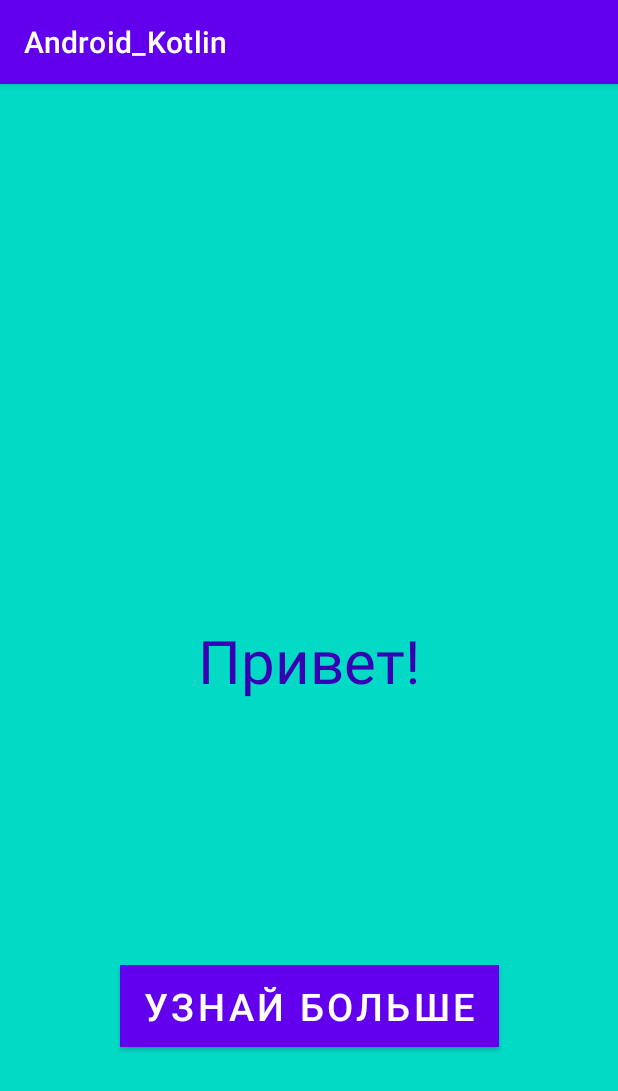
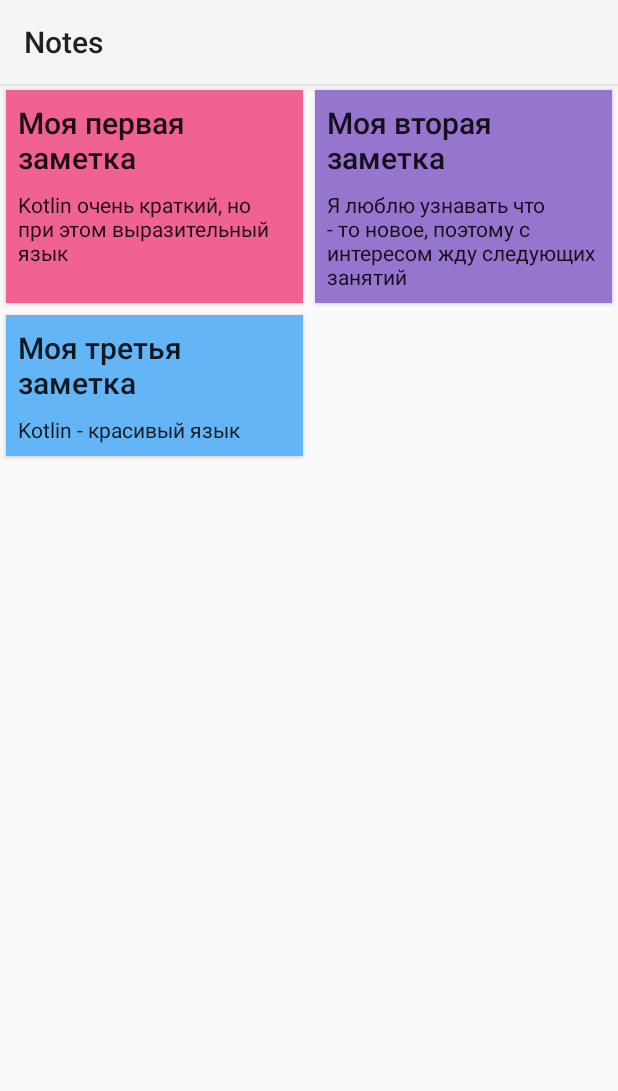
Before and after one commit to elka74/Android_Kotlin, an Android app: the screen it shows after launch (MainActivity), on a phone screen of 412 x 824 dp. Shown: the top 1091 px of the screen. Run offline under Robolectric (Android 15) with nearby library versions, the phone set to English and light mode, and no system bars.

Commit message:
homework for the second lesson

```diff
--- a/app/src/main/AndroidManifest.xml
+++ b/app/src/main/AndroidManifest.xml
@@ -3,13 +3,13 @@
     package="com.example.android_kotlin">
 
     <application
-        android:allowBackup="true"
         android:icon="@mipmap/ic_launcher"
         android:label="@string/app_name"
         android:roundIcon="@mipmap/ic_launcher_round"
-        android:supportsRtl="true"
-        android:theme="@style/Theme.Android_Kotlin">
-        <activity android:name=".MainActivity">
+        android:supportsRtl="true">
+        <activity
+            android:name=".ui.main.MainActivity"
+            android:theme="@style/Theme.AppCompat.Light.NoActionBar">
             <intent-filter>
                 <action android:name="android.intent.action.MAIN" />
 
--- a/app/src/main/java/com/example/android_kotlin/MainActivity.kt
+++ /dev/null
@@ -1,22 +0,0 @@
-package com.example.android_kotlin
-
-import android.annotation.SuppressLint
-import androidx.appcompat.app.AppCompatActivity
-import android.os.Bundle
-import android.widget.Button
-import android.widget.TextView
-
-class MainActivity : AppCompatActivity() {
-    @SuppressLint("SetTextI18n")
-    override fun onCreate(savedInstanceState: Bundle?) {
-        super.onCreate(savedInstanceState)
-        setContentView(R.layout.activity_main)
-        val text:TextView = findViewById(R.id.text)
-        val button = findViewById<Button>(R.id.button)
-
-        button.setOnClickListener {
-            (text).setText(R.string.kotlin)
-        }
-
-    }
-}
--- /dev/null
+++ b/app/src/main/java/com/example/android_kotlin/data/model/Note.kt
@@ -0,0 +1,3 @@
+package com.example.android_kotlin.data.model
+
+class Note(val title:String, val note: String, val color: Int)
--- /dev/null
+++ b/app/src/main/java/com/example/android_kotlin/data/model/Repository.kt
@@ -0,0 +1,17 @@
+package com.example.android_kotlin.data.model
+
+import com.example.android_kotlin.data.model.Note
+
+object Repository{
+    val notes: List<Note> = listOf(
+        Note("Моя первая заметка",
+            "Kotlin очень краткий, но при этом выразительный язык",
+            0xfff06292.toInt()),
+        Note("Моя вторая заметка",
+            "Я люблю узнавать что - то новое, поэтому с интересом жду следующих занятий",
+            0xff9575cd.toInt()),
+        Note("Моя третья заметка",
+            "Kotlin - красивый язык",
+            0xff64b5f6.toInt()),
+    )
+    }
--- /dev/null
+++ b/app/src/main/java/com/example/android_kotlin/ui/main/MainActivity.kt
@@ -0,0 +1,30 @@
+package com.example.android_kotlin.ui.main
+
+import android.os.Bundle
+import androidx.appcompat.app.AppCompatActivity
+import androidx.lifecycle.Observer
+import androidx.lifecycle.ViewModelProviders
+import com.example.android_kotlin.R
+import com.example.android_kotlin.databinding.ActivityMainBinding
+
+class MainActivity : AppCompatActivity() {
+    lateinit var ui:ActivityMainBinding
+    lateinit var viewModel: MainViewModel
+    lateinit var adapter: MainAdapter
+
+    override fun onCreate(savedInstanceState: Bundle?) {
+        super.onCreate(savedInstanceState)
+        ui = ActivityMainBinding.inflate(layoutInflater)
+        setContentView(ui.root)
+        setSupportActionBar(ui.toolbar)
+
+        viewModel = ViewModelProviders.of(this).get(MainViewModel::class.java)
+        adapter = MainAdapter()
+        ui.mainRecycler.adapter = adapter
+
+        viewModel.viewState().observe(this, Observer<MainViewState> { t ->
+            t?.let { adapter.notes = it.notes }
+        })
+
+    }
+}
--- /dev/null
+++ b/app/src/main/java/com/example/android_kotlin/ui/main/MainAdapter.kt
@@ -0,0 +1,42 @@
+package com.example.android_kotlin.ui.main
+
+import android.view.LayoutInflater
+import android.view.View
+import android.view.ViewGroup
+import android.widget.TextView
+import androidx.recyclerview.widget.RecyclerView
+import com.example.android_kotlin.R
+import com.example.android_kotlin.data.model.Note
+import com.example.android_kotlin.databinding.ItemNoteBinding
+
+class MainAdapter : RecyclerView.Adapter<NoteViewHolder>() {
+    var notes: List<Note> = listOf()
+        set(value) {
+            field = value
+            notifyDataSetChanged()
+        }
+
+    override fun onCreateViewHolder(parent: ViewGroup, viewType: Int): NoteViewHolder {
+        val inflater = LayoutInflater.from(parent.context)
+        val view = inflater.inflate(R.layout.item_note, parent, false)
+        return NoteViewHolder(view)
+    }
+
+    override fun onBindViewHolder(holder: NoteViewHolder, position: Int): Unit {
+        holder.bind(notes[position])
+    }
+
+    override fun getItemCount() = notes.size
+}
+
+class NoteViewHolder(itemView: View) : RecyclerView.ViewHolder(itemView) {
+    val ui:ItemNoteBinding = ItemNoteBinding.bind(itemView)
+
+    fun bind(note: Note) {
+        with(note) {
+            ui.title.text = this.title
+            ui.body.text = this.note
+            itemView.setBackgroundColor(note.color)
+        }
+    }
+}
--- /dev/null
+++ b/app/src/main/java/com/example/android_kotlin/ui/main/MainViewModel.kt
@@ -0,0 +1,16 @@
+package com.example.android_kotlin.ui.main
+
+import androidx.lifecycle.LiveData
+import androidx.lifecycle.MutableLiveData
+import androidx.lifecycle.ViewModel
+import com.example.android_kotlin.data.model.Repository
+
+class MainViewModel : ViewModel() {
+    private val viewStateLiveData: MutableLiveData<MainViewState> = MutableLiveData()
+
+    init {
+        viewStateLiveData.value = MainViewState(Repository.notes)
+    }
+
+    fun viewState(): LiveData<MainViewState> = viewStateLiveData
+}
--- /dev/null
+++ b/app/src/main/java/com/example/android_kotlin/ui/main/MainViewState.kt
@@ -0,0 +1,5 @@
+package com.example.android_kotlin.ui.main
+
+import com.example.android_kotlin.data.model.Note
+
+class MainViewState(val notes: List<Note>)
--- a/app/src/main/res/layout/activity_main.xml
+++ b/app/src/main/res/layout/activity_main.xml
@@ -1,36 +1,33 @@
 <?xml version="1.0" encoding="utf-8"?>
-<androidx.constraintlayout.widget.ConstraintLayout xmlns:android="http://schemas.android.com/apk/res/android"
+<androidx.coordinatorlayout.widget.CoordinatorLayout xmlns:android="http://schemas.android.com/apk/res/android"
     xmlns:app="http://schemas.android.com/apk/res-auto"
     xmlns:tools="http://schemas.android.com/tools"
     android:layout_width="match_parent"
     android:layout_height="match_parent"
-    android:background="@color/teal_200"
-    tools:context=".MainActivity">
+    android:fitsSystemWindows="true"
+    tools:context=".ui.main.MainActivity">
 
-    <TextView
-        android:id="@+id/text"
-        android:layout_width="wrap_content"
-        android:layout_height="wrap_content"
-        android:text="@string/hello"
-        android:textSize="40sp"
-        android:textColor="@color/purple_700"
-        app:layout_constraintBottom_toBottomOf="parent"
-        app:layout_constraintLeft_toLeftOf="parent"
-        app:layout_constraintRight_toRightOf="parent"
-        app:layout_constraintTop_toTopOf="parent" />
+    <com.google.android.material.appbar.AppBarLayout
+        android:id="@+id/appbar"
+        android:layout_width="match_parent"
+        android:layout_height="wrap_content">
 
-    <Button
-        android:id="@+id/button"
-        android:layout_width="wrap_content"
-        android:layout_height="wrap_content"
-        android:layout_marginTop="50dp"
-        android:text="@string/button"
-        android:textSize="25sp"
-        android:background="@color/purple_200"
-        app:layout_constraintBottom_toBottomOf="parent"
-        app:layout_constraintEnd_toEndOf="parent"
-        app:layout_constraintStart_toStartOf="parent"
-        app:layout_constraintTop_toBottomOf="@+id/text" />
+        <androidx.appcompat.widget.Toolbar
+            android:id="@+id/toolbar"
+            android:layout_width="match_parent"
+            android:layout_height="wrap_content"
+            app:layout_scrollFlags="scroll|enterAlways"
+            app:title="Notes" />
 
+    </com.google.android.material.appbar.AppBarLayout>
 
-</androidx.constraintlayout.widget.ConstraintLayout>
+    <androidx.recyclerview.widget.RecyclerView
+        android:id="@+id/mainRecycler"
+        android:layout_width="match_parent"
+        android:layout_height="match_parent"
+        app:layoutManager="androidx.recyclerview.widget.GridLayoutManager"
+        app:layout_behavior="com.google.android.material.appbar.AppBarLayout$ScrollingViewBehavior"
+        app:spanCount = "2"
+        tools:listitem="@layout/item_note" />
+
+</androidx.coordinatorlayout.widget.CoordinatorLayout>
--- /dev/null
+++ b/app/src/main/res/layout/item_note.xml
@@ -0,0 +1,35 @@
+<?xml version="1.0" encoding="utf-8"?>
+<androidx.cardview.widget.CardView xmlns:android="http://schemas.android.com/apk/res/android"
+    xmlns:tools="http://schemas.android.com/tools"
+    android:layout_width="match_parent"
+    android:layout_height="wrap_content"
+    android:layout_marginStart="4dp"
+    android:layout_marginTop="4dp"
+    android:layout_marginEnd="4dp"
+    android:layout_marginBottom="4dp"
+    tools:backgroundTint="@android:color/holo_purple">
+
+    <LinearLayout
+        android:layout_width="match_parent"
+        android:layout_height="wrap_content"
+        android:orientation="vertical">
+
+        <TextView
+            android:id="@+id/title"
+            style="@style/TextAppearance.AppCompat.Title"
+            android:layout_width="match_parent"
+            android:layout_height="wrap_content"
+            android:layout_marginStart="8dp"
+            android:layout_marginTop="8dp"
+            android:layout_marginEnd="8dp"
+            tools:text="Geekbrains + Kotlin forever" />
+
+        <TextView
+            android:id="@+id/body"
+            style="@style/TextAppearance.AppCompat"
+            android:layout_width="match_parent"
+            android:layout_height="wrap_content"
+            android:layout_margin="8dp"
+            tools:text="Я Kotlin бы выучил только за то, что на нем разрабатывал Вортон!" />
+    </LinearLayout>
+</androidx.cardview.widget.CardView>
--- a/app/src/main/res/values/colors.xml
+++ b/app/src/main/res/values/colors.xml
@@ -7,4 +7,11 @@
     <color name="teal_700">#FF018786</color>
     <color name="black">#FF000000</color>
     <color name="white">#FFFFFFFF</color>
+    <color name="frg_home">#425CBA</color>
+    <color name="city">#FFFFC107</color>
+    <color name="city_press">#FF2400</color>
+    <color name="colorPrimaryDark">#FF3700B2</color>
+    <color name="colorAccent">#FF4081</color>
+    <color name="colorPrimary">#3F51B5</color>
+    <color name="gray_dove_light">#D3D3D3</color>
 </resources>
--- /dev/null
+++ b/app/src/main/res/values/dimens.xml
@@ -0,0 +1,11 @@
+<?xml version="1.0" encoding="utf-8"?>
+<resources>
+
+    <!-- Default screen margins, per the Android Design guidelines. -->
+    <dimen name="activity_horizontal_margin">16dp</dimen>
+    <dimen name="activity_vertical_margin">16dp</dimen>
+    <dimen name="nav_header_vertical_spacing">8dp</dimen>
+    <dimen name="nav_header_height">176dp</dimen>
+    <dimen name="fab_margin">16dp</dimen>
+
+</resources>
--- /dev/null
+++ b/app/src/main/res/values/style.xml
@@ -0,0 +1,20 @@
+<?xml version="1.0" encoding="utf-8"?>
+<resources>
+
+    <!-- Base application theme. -->
+    <style name="AppTheme" parent="Theme.AppCompat.Light.NoActionBar">
+        <!-- Customize your theme here. -->
+        <item name="colorPrimary">@color/colorPrimary</item>
+        <item name="colorPrimaryDark">@color/colorPrimaryDark</item>
+        <item name="colorAccent">@color/colorAccent</item>
+    </style>
+
+    <style name="AppTheme.NoActionBar">
+        <item name="windowActionBar">false</item>
+        <item name="windowNoTitle">true</item>
+    </style>
+
+    <style name="AppTheme.AppBarOverlay" parent="ThemeOverlay.AppCompat.Dark.ActionBar" />
+
+    <style name="AppTheme.PopupOverlay" parent="ThemeOverlay.AppCompat.Light" />
+</resources>
--- a/app/src/main/res/values/themes.xml
+++ b/app/src/main/res/values/themes.xml
@@ -1,6 +1,6 @@
 <resources xmlns:tools="http://schemas.android.com/tools">
     <!-- Base application theme. -->
-    <style name="Theme.Android_Kotlin" parent="Theme.MaterialComponents.DayNight.DarkActionBar">
+    <style name="Theme.Android_Kotlin" parent="Theme.AppCompat.Light.NoActionBar">
         <!-- Primary brand color. -->
         <item name="colorPrimary">@color/purple_500</item>
         <item name="colorPrimaryVariant">@color/purple_700</item>
```
Also changed, not shown: app/build.gradle (+15 -0 lines).
